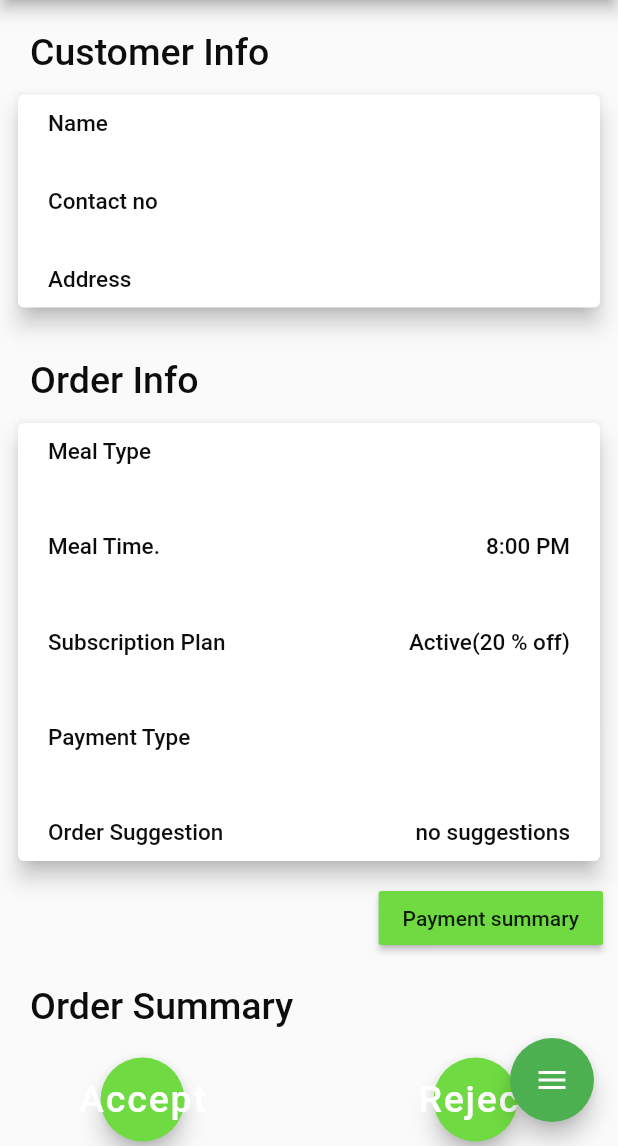
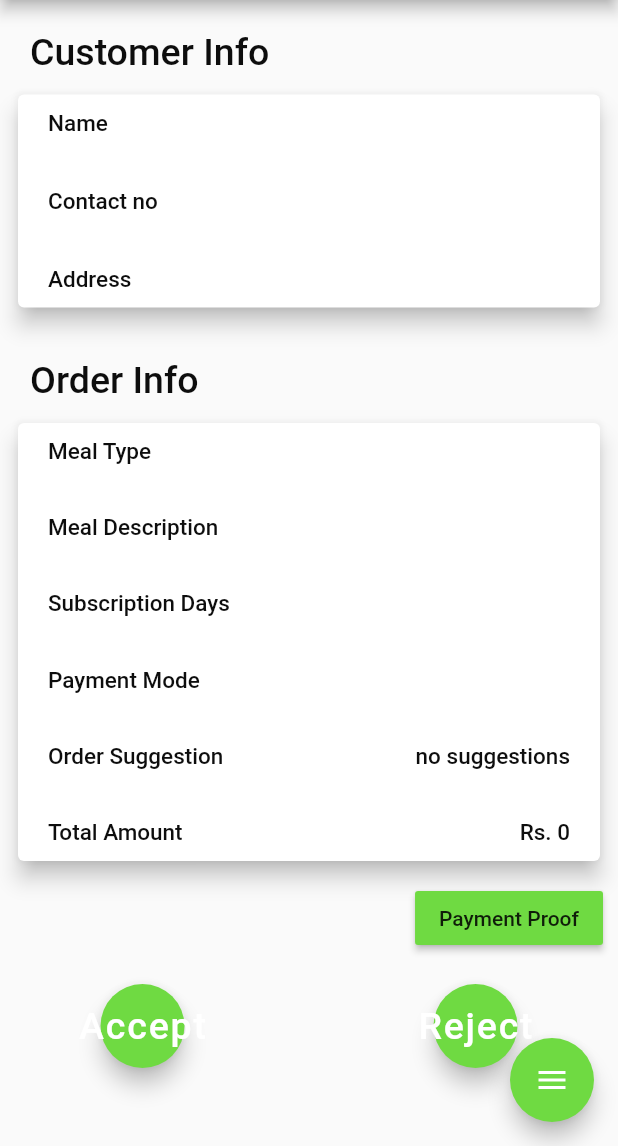
Before and after one commit to thephenomenal10/foodie, a Flutter app: the OrderInfo screen opened directly with empty values, on a phone screen of 412 x 824 dp, the part 90-1236 px from its top. Run offline on Flutter 3.47's test engine with Material 2 defaults, Android fonts, the phone set to English and light mode, and no system bars; drawn by our look-alikes of flutter_speed_dial; our stand-ins replace cloud_firestore, firebase_auth, firebase_messaging, firebase_storage, flutter_icons, flutter_local_notifications and 5 more; missing offline and left inert: day_night_time_picker, multi_image_picker, multiselect_formfield; accounts and stored records are empty; network calls fail.

Commit message:
customer navigation added

```diff
--- a/lib/vendors/screens/createTiffenCentre.dart
+++ b/lib/vendors/screens/createTiffenCentre.dart
@@ -1376,7 +1376,7 @@ class CreateTiffenCentreState extends State<CreateTiffenCentre> {
         "Bank Account No.": bankAccountController.text,
         "IFSC code": ifscController.text,
         "Paytm Number": paytmController.text,
-        "Offer cancellation Subscription": sub,
+        "refundPolicy": sub,
         "BreakFast Time": "$breakFastTimefrom" + "-" "$breakFastTimeto",
         "Lunch Time": "$lunchTimefrom" + "-" "$lunchTimeto",
         "Dinner Time": "$dinnerTimefrom" + "-" "$dinnerTimeto",
--- a/lib/vendors/screens/orderInfo.dart
+++ b/lib/vendors/screens/orderInfo.dart
@@ -1,6 +1,8 @@
 import 'package:cloud_firestore/cloud_firestore.dart';
 import 'package:flutter/material.dart';
 import 'package:flutter_icons/flutter_icons.dart';
+import 'package:foodieapp/vendors/constants/constants.dart';
+import 'package:foodieapp/vendors/screens/customerAddressNavigationScreen.dart';
 import 'package:foodieapp/vendors/utils/primaryColor.dart';
 import 'package:flutter_speed_dial/flutter_speed_dial.dart';
 import 'package:url_launcher/url_launcher.dart';
@@ -12,8 +14,9 @@ class OrderInfo extends StatefulWidget {
   final index;
   final order;
   final phoneNumber;
+  final bool accepted;
 
-  OrderInfo(this.index, this.order, this.phoneNumber);
+  OrderInfo(this.index, this.order, this.phoneNumber, this.accepted);
 
   @override
   _OrderInfoState createState() => _OrderInfoState();
@@ -37,9 +40,10 @@ class _OrderInfoState extends State<OrderInfo> {
       ),
       floatingActionButton: SpeedDial(
         animatedIcon: AnimatedIcons.menu_close,
-        backgroundColor: Colors.green,
+        backgroundColor: myGreen,
         children: [
           SpeedDialChild(
+            backgroundColor: myGreen,
             child: Icon(
               MaterialIcons.call,
               size: 30.0,
@@ -50,6 +54,7 @@ class _OrderInfoState extends State<OrderInfo> {
             },
           ),
           SpeedDialChild(
+            backgroundColor: myGreen,
             child: Icon(
               AntDesign.customerservice,
               size: 30.0,
@@ -221,7 +226,7 @@ class _OrderInfoState extends State<OrderInfo> {
                                       MainAxisAlignment.spaceBetween,
                                   children: <Widget>[
                                     new Text(
-                                      "Meal Time.",
+                                      "Meal Description",
                                       style: new TextStyle(
                                         color: secondaryColor,
                                         fontWeight: FontWeight.w400,
@@ -229,7 +234,7 @@ class _OrderInfoState extends State<OrderInfo> {
                                       ),
                                     ),
                                     new Text(
-                                      "8:00 PM",
+                                      widget.order['mealDescription'],
                                       style: new TextStyle(
                                         color: secondaryColor,
                                         fontWeight: FontWeight.w500,
@@ -245,7 +250,7 @@ class _OrderInfoState extends State<OrderInfo> {
                                       MainAxisAlignment.spaceBetween,
                                   children: <Widget>[
                                     new Text(
-                                      "Subscription Plan",
+                                      "Subscription Days",
                                       style: new TextStyle(
                                         color: secondaryColor,
                                         fontWeight: FontWeight.w400,
@@ -253,7 +258,8 @@ class _OrderInfoState extends State<OrderInfo> {
                                       ),
                                     ),
                                     new Text(
-                                      "Active(20 % off)",
+                                      widget.order['subscriptionDays']
+                                          .toString(),
                                       style: new TextStyle(
                                         color: secondaryColor,
                                         fontWeight: FontWeight.w500,
@@ -269,7 +275,7 @@ class _OrderInfoState extends State<OrderInfo> {
                                       MainAxisAlignment.spaceBetween,
                                   children: <Widget>[
                                     new Text(
-                                      "Payment Type",
+                                      "Payment Mode",
                                       style: new TextStyle(
                                         color: secondaryColor,
                                         fontWeight: FontWeight.w400,
@@ -313,12 +319,38 @@ class _OrderInfoState extends State<OrderInfo> {
                                   ],
                                 ),
                               ),
+                              Container(
+                                child: Row(
+                                  mainAxisAlignment:
+                                      MainAxisAlignment.spaceBetween,
+                                  children: <Widget>[
+                                    new Text(
+                                      "Total Amount",
+                                      style: new TextStyle(
+                                        color: secondaryColor,
+                                        fontWeight: FontWeight.w400,
+                                        fontSize: 15.0,
+                                      ),
+                                    ),
+                                    new Text(
+                                      "Rs. ${widget.order['totalCost'].toString()}",
+                                      style: new TextStyle(
+                                        color: secondaryColor,
+                                        fontWeight: FontWeight.w500,
+                                        fontSize: 15.0,
+                                      ),
+                                    )
+                                  ],
+                                ),
+                              ),
                             ],
                           ),
                         ),
                       ),
                     ),
-                    Container(
+                    widget.accepted == true
+                        ? SizedBox()
+                        : Container(
                             padding: EdgeInsets.symmetric(horizontal: 10.0),
                             child: Row(
                               mainAxisAlignment: MainAxisAlignment.end,
@@ -335,7 +367,7 @@ class _OrderInfoState extends State<OrderInfo> {
                                       ),
                                     );
                                   },
-                            child: new Text("Payment summary"),
+                                  child: new Text("Payment Proof"),
                                 ),
                               ],
                             ),
@@ -343,23 +375,32 @@ class _OrderInfoState extends State<OrderInfo> {
                   ],
                 ),
                 Container(
-                  margin: EdgeInsets.only(left: 20.0, top: 20.0),
-                  child: new Text(
-                    "Order Summary",
-                    style: new TextStyle(
-                      color: secondaryColor,
-                      fontWeight: FontWeight.w500,
-                      fontSize: 25.0,
-                    ),
-                  ),
-                ),
-                Container(
                   padding:
                       EdgeInsets.symmetric(horizontal: 20.0, vertical: 20.0),
                   child: Row(
                     mainAxisAlignment: MainAxisAlignment.spaceBetween,
                     children: <Widget>[
-                      Container(
+                      widget.accepted == true
+                          ? Container(
+                              width: 150,
+                              child: FloatingActionButton(
+                                  backgroundColor: primaryColor,
+                                  hoverColor: Colors.white,
+                                  splashColor: secondaryColor,
+                                  heroTag: "tag3",
+                                  isExtended: true,
+                                  child: new Text("Find Customer", style: new TextStyle(fontSize: 20),),
+                                  onPressed: () {
+                                    Navigator.push(
+                                        context,
+                                        MaterialPageRoute(
+                                            builder: (context) =>
+                                                CustomerAddressNavigate(
+                                                  customerAddress: widget.order['customerAddress'].toString(),
+                                                )));
+                                  }),
+                            )
+                          : Container(
                               width: 150.0,
                               child: FloatingActionButton(
                                 backgroundColor: primaryColor,
@@ -372,7 +413,8 @@ class _OrderInfoState extends State<OrderInfo> {
                                     _isLoading = true;
                                   });
                                   final email = widget.order['vendorEmail'];
-                            final customerUid = widget.order['customerId'];
+                                  final customerUid =
+                                      widget.order['customerId'];
                                   Map<String, dynamic> updatedOrder =
                                       widget.order.data;
                                   updatedOrder['orderStatus'] = 'Accepted';
@@ -407,7 +449,9 @@ class _OrderInfoState extends State<OrderInfo> {
                                 ),
                               ),
                             ),
-                      Container(
+                      widget.accepted == true
+                          ? SizedBox()
+                          : Container(
                               width: 150,
                               child: FloatingActionButton(
                                 backgroundColor: primaryColor,
--- a/lib/vendors/screens/pendingOrdersScreen.dart
+++ b/lib/vendors/screens/pendingOrdersScreen.dart
@@ -152,6 +152,7 @@ class PendingOrders extends StatelessWidget {
                                                 index,
                                                 docs[index],
                                                 snapshot.data['phone'],
+                                                false,
                                               ),
                                             ),
                                           );
--- a/lib/vendors/screens/updateTiffenInfo.dart
+++ b/lib/vendors/screens/updateTiffenInfo.dart
@@ -1309,7 +1309,7 @@ class UpdateTiffenInfoState extends State<UpdateTiffenInfo> {
         // "Bank Account No.": bankAccountController.text,
         "IFSC code": ifscController.text,
         "Paytm Number": paytmController.text,
-        "Offer cancellation Subscription": sub,
+        "refundPolicy": sub,
         "BreakFast Time": "$breakFastTimefrom" + "-" "$breakFastTimeto",
         "Lunch Time": "$lunchTimefrom" + "-" "$lunchTimeto",
         "Dinner Time": "$dinnerTimefrom" + "-" "$dinnerTimeto",
```
Also changed, not shown: lib/vendors/screens/customerAddressNavigationScreen.dart (added, +107 -0 lines), lib/vendors/widgets/Orders.dart (+13 -11 lines). Lines whose indentation alone changed are shown as unchanged.
